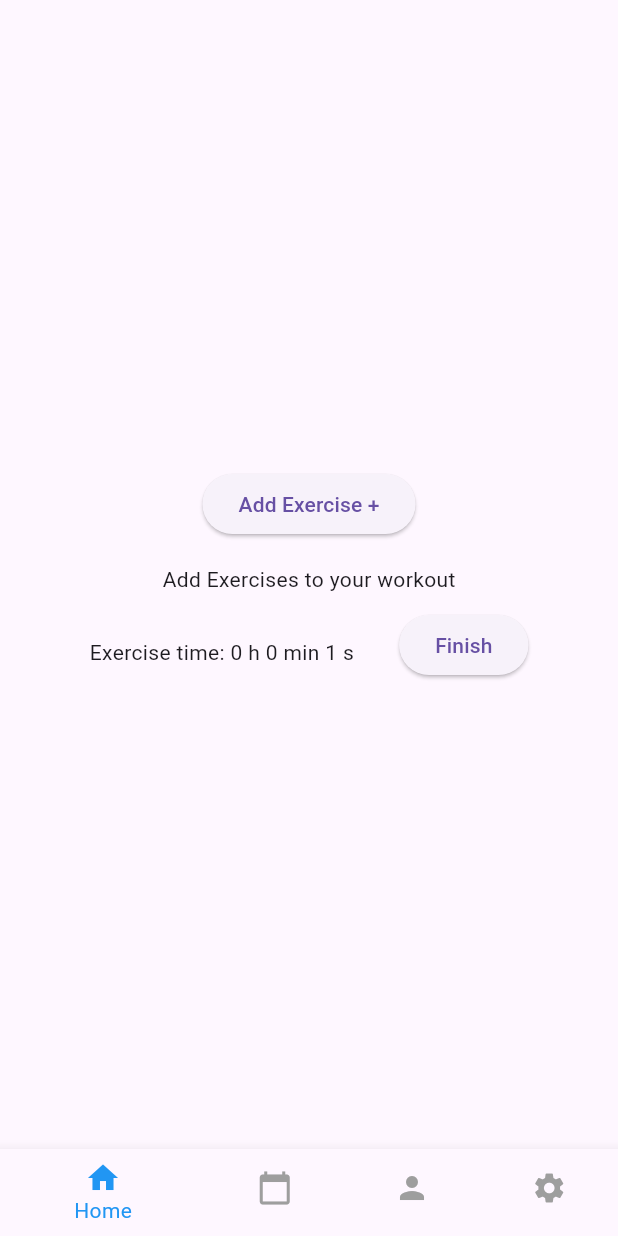
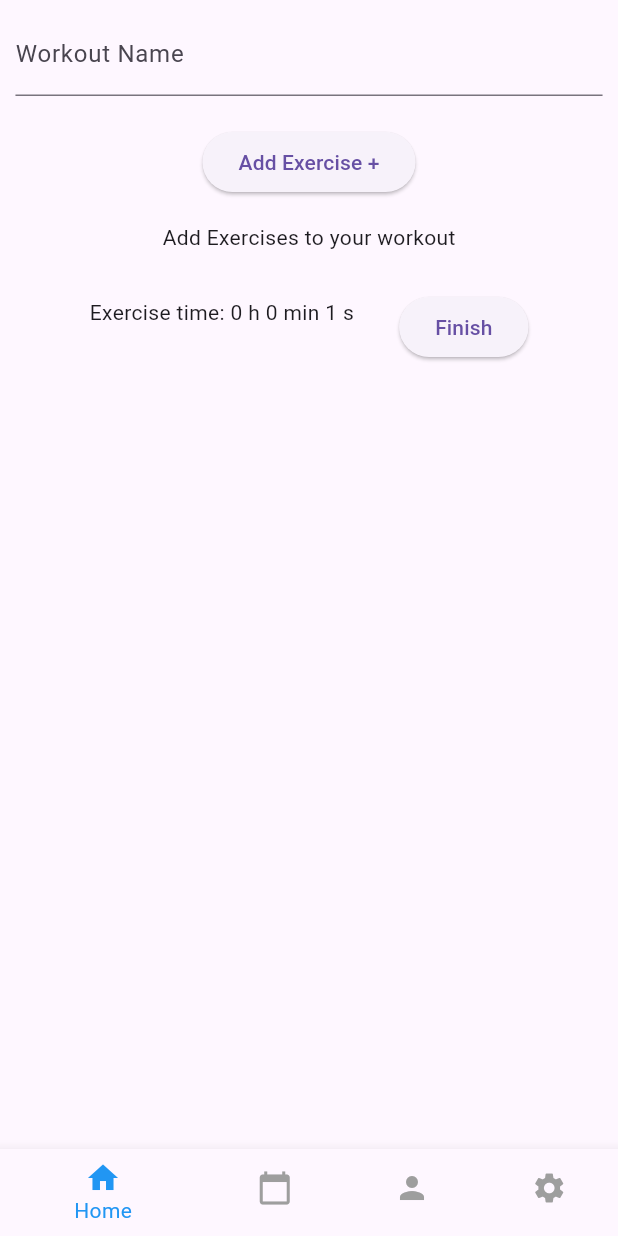
Before and after one commit to Masuxd/TrainingTracker, a Flutter app: the MainLayout screen opened directly, after a tap on "Start a Workout", on a phone screen of 412 x 824 dp. Run offline on Flutter 3.47's test engine with Material 3 defaults, Android fonts, the phone set to English and light mode, and no system bars; our stand-ins replace cookie_jar, dio, dio_cookie_manager, flutter_login, flutter_secure_storage, font_awesome_flutter; accounts and stored records are empty.

Commit message:
Feat: Add list of plans

```diff
--- a/frontend/lib/common/models/training_session.dart
+++ b/frontend/lib/common/models/training_session.dart
@@ -2,6 +2,8 @@ import 'set.dart';
 
 class TrainingSession {
   final String sessionId;
+  String name;
+  bool isPlan;
   final String userId;
   DateTime? startTime;
   DateTime? endTime;
@@ -9,6 +11,8 @@ class TrainingSession {
 
   TrainingSession({
     required this.sessionId,
+    required this.name,
+    required this.isPlan,
     required this.userId,
     required this.startTime,
     required this.endTime,
@@ -18,6 +22,8 @@ class TrainingSession {
   factory TrainingSession.fromJson(Map<String, dynamic> json) {
     return TrainingSession(
       sessionId: json['id'],
+      name: json['name'],
+      isPlan: json['isPlan'],
       userId: json['userId'],
       startTime: DateTime.parse(json['startTime']),
       endTime: DateTime.parse(json['endTime']),
@@ -28,6 +34,8 @@ class TrainingSession {
   Map<String, dynamic> toJson() {
     return {
       'id': sessionId,
+      'name': name,
+      'isPlan': isPlan,
       'userId': userId,
       'startTime': startTime?.toIso8601String(),
       'endTime': endTime?.toIso8601String(),
--- a/frontend/lib/features/home/home_screen.dart
+++ b/frontend/lib/features/home/home_screen.dart
@@ -1,13 +1,15 @@
 import 'package:flutter/material.dart';
 import 'package:provider/provider.dart';
 import '../../common/widgets/layout_widget.dart';
+import '../../mock_data/mock_users.dart';
+import '../../mock_data/mock_plans.dart';
+import '../../start_workout.dart';
 
 class TrainingTracker extends StatelessWidget {
   const TrainingTracker({super.key});
 
   @override
   Widget build(BuildContext context) {
-    debugPrint('TrainingTracker built');
     return ChangeNotifierProvider(
       create: (context) => HomeScreenState(),
       child: MainLayout(
@@ -18,17 +20,24 @@ class TrainingTracker extends StatelessWidget {
   }
 }
 
-class HomeScreenState extends ChangeNotifier {}
+class HomeScreenState extends ChangeNotifier {
+  final user = mockUsers[0];
+  final plans =
+      mockPlans.where((plan) => plan.userId == mockUsers[0].id).toList();
+}
 
 class HomeScreen extends StatelessWidget {
   const HomeScreen({super.key});
 
   @override
   Widget build(BuildContext context) {
-    debugPrint('HomeScreen built');
     return Center(
+      child: SizedBox(
+        height: MediaQuery.of(context).size.height * 0.8,
+        width: MediaQuery.of(context).size.width * 0.95,
         child: Column(
           mainAxisAlignment: MainAxisAlignment.center,
+          crossAxisAlignment: CrossAxisAlignment.center,
           children: [
             ElevatedButton(
               onPressed: () {
@@ -43,8 +52,28 @@ class HomeScreen extends StatelessWidget {
               },
               child: Text('Plan a workout'),
             ),
-          SizedBox(height: 15),
+            SizedBox(height: 50),
+            Expanded(
+              child: ListView.builder(
+                  itemCount: context.read<HomeScreenState>().plans.length,
+                  itemBuilder: (context, index) {
+                    final session = mockPlans[index];
+                    return ListTile(
+                      title: Text('${session.name}'),
+                      onTap: () {
+                        Navigator.push(
+                          context,
+                          MaterialPageRoute(
+                            builder: (context) =>
+                                StartWorkout(session: session),
+                          ),
+                        );
+                      },
+                    );
+                  }),
+            ),
           ],
+        ),
       ),
     );
   }
--- a/frontend/lib/plan_workout.dart
+++ b/frontend/lib/plan_workout.dart
@@ -36,6 +36,8 @@ class PlanWorkoutState extends ChangeNotifier {
     final sessionId = Uuid().v4();
     session = TrainingSession(
       sessionId: sessionId,
+      name: 'Plan',
+      isPlan: true,
       userId: mockUser.id,
       startTime: null,
       endTime: null,
@@ -43,11 +45,11 @@ class PlanWorkoutState extends ChangeNotifier {
     );
   }
 
-  void addWorkout(Exercise workout) {
-    if (session == null) {
+  PlanWorkoutState() {
     createPlan();
   }
 
+  void addWorkout(Exercise workout) {
     hasWorkout = true;
 
     final widgetId = Uuid().v4();
@@ -73,6 +75,11 @@ class PlanWorkoutState extends ChangeNotifier {
     notifyListeners();
   }
 
+  void updateSessionName(String name) {
+    session?.name = name;
+    notifyListeners();
+  }
+
   Future<void> savePlan(BuildContext context) async {
     if (session == null) {
       print("No plan to save.");
@@ -83,6 +90,8 @@ class PlanWorkoutState extends ChangeNotifier {
     session?.endTime = DateTime.now();
 
     final body = {
+      "id": session!.sessionId,
+      "name": session!.name,
       "start_time": session!.startTime!.toIso8601String(),
       "end_time": session!.endTime!.toIso8601String(),
       "finished": true,
@@ -95,6 +104,13 @@ class PlanWorkoutState extends ChangeNotifier {
           .toList(),
     };
 
+    ScaffoldMessenger.of(context).showSnackBar(
+      SnackBar(
+        content: Text('Workout plan saved'),
+        duration: Duration(seconds: 3),
+      ),
+    );
+
     debugPrint(body.toString());
     Navigator.pushNamed(context, '/home');
   }
@@ -103,18 +119,32 @@ class PlanWorkoutState extends ChangeNotifier {
 class PlanWorkoutScreen extends StatelessWidget {
   @override
   Widget build(BuildContext context) {
-    return Center(
+    return Padding(
+      padding: const EdgeInsets.all(8.0),
+      child: SingleChildScrollView(
+        child: Center(
+          child: SizedBox(
+            width: MediaQuery.of(context).size.width * 0.95,
             child: Column(
               mainAxisAlignment: MainAxisAlignment.center,
               children: [
+                TextField(
+                  decoration: InputDecoration(labelText: 'Plan Name'),
+                  onChanged: (value) {
+                    context.read<PlanWorkoutState>().updateSessionName(value);
+                  },
+                ),
+                SizedBox(height: 20),
                 ElevatedButton(
                   onPressed: () async {
                     final selectWorkout = SelectWorkout();
                     String? selectedWorkout = await selectWorkout.show(context);
                     if (selectedWorkout != null) {
-                Exercise selectedExercise = mockExercises
-                    .firstWhere((exercise) => exercise.name == selectedWorkout);
-                context.read<PlanWorkoutState>().addWorkout(selectedExercise);
+                      Exercise selectedExercise = mockExercises.firstWhere(
+                          (exercise) => exercise.name == selectedWorkout);
+                      context
+                          .read<PlanWorkoutState>()
+                          .addWorkout(selectedExercise);
                     }
                   },
                   child: Text('Add Exercise +'),
@@ -134,7 +164,8 @@ class PlanWorkoutScreen extends StatelessWidget {
                                 final workout = workoutState.workouts[index];
                                 final session = workoutState.session!;
                                 return WorkoutWidget(
-                            selectedExercise: workout['workout'] as Exercise,
+                                  selectedExercise:
+                                      workout['workout'] as Exercise,
                                   session: session,
                                   widgetId: workout['widgetId'],
                                   onDelete: () {
@@ -171,6 +202,9 @@ class PlanWorkoutScreen extends StatelessWidget {
                 ),
               ],
             ),
+          ),
+        ),
+      ),
     );
   }
 }
--- a/frontend/lib/start_workout.dart
+++ b/frontend/lib/start_workout.dart
@@ -1,4 +1,5 @@
 import 'package:flutter/material.dart';
+import 'package:path/path.dart';
 import 'package:provider/provider.dart';
 import 'common/widgets/layout_widget.dart';
 import 'common/widgets/workout_widget.dart';
@@ -13,12 +14,28 @@ import 'common/models/set.dart' as model;
 import 'package:http/http.dart' as http;
 
 class StartWorkout extends StatelessWidget {
-  const StartWorkout({super.key});
+  //const StartWorkout({super.key});
+  final TrainingSession? session;
+  const StartWorkout({this.session});
 
   @override
   Widget build(BuildContext context) {
+    final mockUser = mockUsers[0];
+    TrainingSession workoutSession;
+
+    workoutSession = session ??
+        TrainingSession(
+          sessionId: Uuid().v4(),
+          name: 'Workout',
+          isPlan: false,
+          userId: mockUser.id,
+          startTime: DateTime.now(),
+          endTime: null,
+          sets: [],
+        );
+    debugPrint('Start workout SessionId: ${session?.sessionId}');
     return ChangeNotifierProvider(
-      create: (context) => StartWorkoutState(),
+      create: (context) => StartWorkoutState(workoutSession),
       child: MainLayout(
         currentIndex: 0,
         child: StartWorkoutScreen(),
@@ -28,6 +45,7 @@ class StartWorkout extends StatelessWidget {
 }
 
 class StartWorkoutState extends ChangeNotifier {
+  late TrainingSession? session;
   late Timer _timer;
   int _seconds = 0;
   int _minutes = 0;
@@ -35,21 +53,35 @@ class StartWorkoutState extends ChangeNotifier {
 
   bool hasWorkout = false;
   List<Map<String, dynamic>> workouts = [];
-  TrainingSession? session;
 
   void startSession() {
+    debugPrint('SessionId startSession(): ${session!.sessionId}');
     final mockUser = mockUsers[0];
     final sessionId = Uuid().v4();
-    session = TrainingSession(
+    session = session ??
+        TrainingSession(
           sessionId: sessionId,
+          name: 'Workout',
+          isPlan: false,
           userId: mockUser.id,
           startTime: DateTime.now(),
           endTime: null,
           sets: [],
         );
+    for (var set in session!.sets) {
+      workouts.add({
+        'workout': set.exercise,
+        'widgetId': set.widgetId,
+      });
+    }
+    if (workouts.isNotEmpty) {
+      hasWorkout = true;
     }
 
-  StartWorkoutState() {
+    debugPrint('Session start time: ${session!.sessionId}');
+  }
+
+  StartWorkoutState(this.session) {
     _timer = Timer.periodic(const Duration(seconds: 1), (Timer timer) {
       _seconds++;
 
@@ -99,6 +131,11 @@ class StartWorkoutState extends ChangeNotifier {
     notifyListeners();
   }
 
+  void updateSessionName(String name) {
+    session?.name = name;
+    notifyListeners();
+  }
+
   Future<void> saveSession(BuildContext context) async {
     if (session == null) {
       print("No active session to save.");
@@ -114,6 +151,8 @@ class StartWorkoutState extends ChangeNotifier {
     };*/
 
     final body = {
+      "id": session!.sessionId,
+      "name": session!.name,
       "start_time": session!.startTime!.toIso8601String(),
       "end_time": session!.endTime!.toIso8601String(),
       "finished": true,
@@ -126,6 +165,8 @@ class StartWorkoutState extends ChangeNotifier {
     };
 
     //final body = session!.toJson();
+    debugPrint('Body Session id: ${body['id']}');
+    debugPrint('Session name: ${body['name']}');
     debugPrint('Session start time: ${body['start_time']}');
     debugPrint('Session end time: ${body['end_time']}');
     debugPrint('Session sets: ${body['set']}');
@@ -141,7 +182,15 @@ class StartWorkoutState extends ChangeNotifier {
     } catch (error) {
       print("Failed to save session. Error: $error");
     }*/
-    Navigator.pushNamed(context, '/start-workout');
+
+    ScaffoldMessenger.of(context).showSnackBar(
+      SnackBar(
+        content: Text('Workout saved'),
+        duration: Duration(seconds: 3),
+      ),
+    );
+
+    Navigator.pushNamed(context, '/home');
   }
 
   @override
@@ -152,20 +201,46 @@ class StartWorkoutState extends ChangeNotifier {
 }
 
 class StartWorkoutScreen extends StatelessWidget {
+  final TrainingSession? session;
+  const StartWorkoutScreen({super.key, this.session});
   @override
   Widget build(BuildContext context) {
-    return Center(
+    return Padding(
+      padding: const EdgeInsets.all(8.0),
+      child: SingleChildScrollView(
+        child: Center(
+          child: SizedBox(
+            width: MediaQuery.of(context).size.width * 0.95,
             child: Column(
               mainAxisAlignment: MainAxisAlignment.center,
               children: [
+                TextField(
+                  decoration: InputDecoration(
+                    labelText: (context
+                                    .watch<StartWorkoutState>()
+                                    .session
+                                    ?.name ==
+                                "Workout" ||
+                            context.watch<StartWorkoutState>().session?.name ==
+                                "Plan")
+                        ? 'Workout Name'
+                        : context.watch<StartWorkoutState>().session?.name,
+                  ),
+                  onChanged: (value) {
+                    context.read<StartWorkoutState>().updateSessionName(value);
+                  },
+                ),
+                SizedBox(height: 20),
                 ElevatedButton(
                   onPressed: () async {
                     final selectWorkout = SelectWorkout();
                     String? selectedWorkout = await selectWorkout.show(context);
                     if (selectedWorkout != null) {
-                Exercise selectedExercise = mockExercises
-                    .firstWhere((exercise) => exercise.name == selectedWorkout);
-                context.read<StartWorkoutState>().addWorkout(selectedExercise);
+                      Exercise selectedExercise = mockExercises.firstWhere(
+                          (exercise) => exercise.name == selectedWorkout);
+                      context
+                          .read<StartWorkoutState>()
+                          .addWorkout(selectedExercise);
                     }
                   },
                   child: Text('Add Exercise +'),
@@ -185,7 +260,8 @@ class StartWorkoutScreen extends StatelessWidget {
                                 final workout = workoutState.workouts[index];
                                 final session = workoutState.session!;
                                 return WorkoutWidget(
-                            selectedExercise: workout['workout'] as Exercise,
+                                  selectedExercise:
+                                      workout['workout'] as Exercise,
                                   session: session,
                                   widgetId: workout['widgetId'],
                                   onDelete: () {
@@ -208,30 +284,31 @@ class StartWorkoutScreen extends StatelessWidget {
                 Row(
                   mainAxisAlignment: MainAxisAlignment.center,
                   children: [
-              Consumer<StartWorkoutState>(
+                    Padding(
+                      padding: const EdgeInsets.only(top: 30.0, bottom: 50.0),
+                      child: Consumer<StartWorkoutState>(
                         builder: (context, workoutState, child) {
-                  return Padding(
-                    padding: const EdgeInsets.only(top: 20),
-                    child: Text(
+                          return Text(
                             'Exercise time: ${workoutState.hours} h ${workoutState.minutes} min ${workoutState.seconds} s',
                             style: const TextStyle(fontSize: 14),
-                    ),
                           );
                         },
                       ),
+                    ),
                     SizedBox(width: 30),
-              Padding(
-                padding: const EdgeInsets.only(top: 10.0),
-                child: ElevatedButton(
-                  onPressed: () =>
-                      context.read<StartWorkoutState>().saveSession(context),
+                    ElevatedButton(
+                      onPressed: () => context
+                          .read<StartWorkoutState>()
+                          .saveSession(context),
                       child: Text('Finish'),
-                ),
                     ),
                   ],
                 ),
               ],
             ),
+          ),
+        ),
+      ),
     );
   }
 }
```
Also changed, not shown: frontend/lib/mock_data/mock_plans.dart (added, +94 -0 lines). Lines whose indentation alone changed are shown as unchanged.
